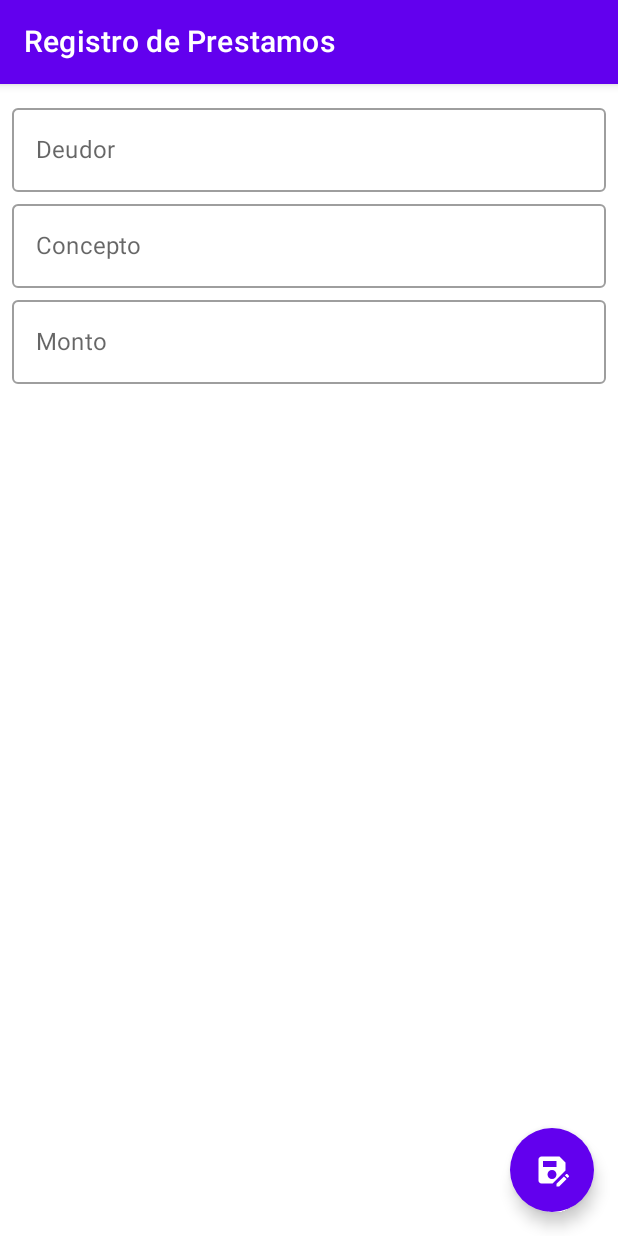
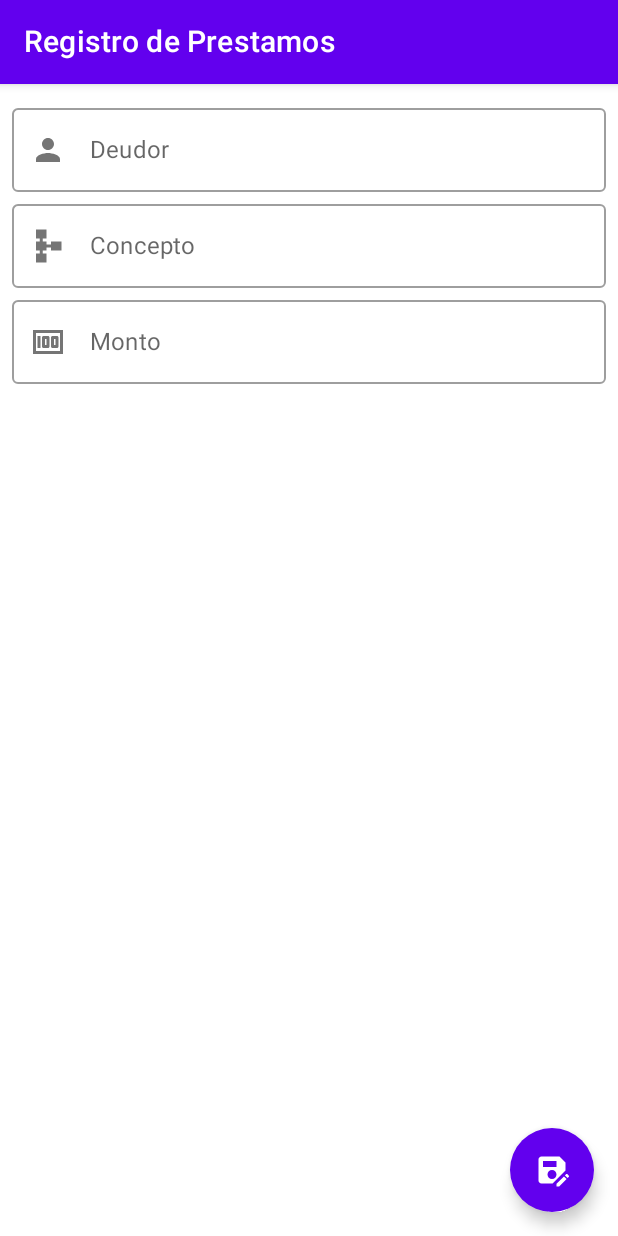
Before and after one commit to carlos25u/P1-AP2-CarlosLopez-20190720, an Android app built with Jetpack Compose: the PrestamoRegistroScreen screen opened through its navigation route, on a phone screen of 412 x 824 dp. Run offline under Robolectric (Android 15) with nearby library versions, the phone set to English and light mode, and no system bars; our stand-ins replace Dagger/Hilt's generated code, Room's generated code.

Commit message:
poniendo icons

```diff
--- a/app/src/main/java/com/call/p1_ap2_carloslopez_20190720/ui/theme/componentes/PrestamoRegistroScreen.kt
+++ b/app/src/main/java/com/call/p1_ap2_carloslopez_20190720/ui/theme/componentes/PrestamoRegistroScreen.kt
@@ -7,8 +7,7 @@ import androidx.compose.foundation.layout.fillMaxWidth
 import androidx.compose.foundation.layout.padding
 import androidx.compose.material.*
 import androidx.compose.material.icons.Icons
-import androidx.compose.material.icons.filled.Add
-import androidx.compose.material.icons.filled.SaveAs
+import androidx.compose.material.icons.filled.*
 import androidx.compose.runtime.Composable
 import androidx.compose.runtime.mutableStateOf
 import androidx.compose.runtime.*
@@ -77,21 +76,36 @@ fun PrestamoRegistroScreen(backToListado:() -> Unit, viewModel: PrestamoViewMode
                 value = viewModel.deudor,
                 onValueChange = {viewModel.deudor = it},
                 label = { Text(text = "Deudor")},
-                modifier = Modifier.fillMaxWidth()
+                modifier = Modifier.fillMaxWidth(),
+                leadingIcon = {
+                    Icon(
+                        imageVector = Icons.Default.Person,
+                        contentDescription = null)}
                 )
 
             OutlinedTextField(
                 value = viewModel.concepto,
                 onValueChange = {viewModel.concepto = it},
                 label = { Text(text = "Concepto")},
-                modifier = Modifier.fillMaxWidth()
+                modifier = Modifier.fillMaxWidth(),
+
+                leadingIcon = {
+                    Icon(
+                        imageVector = Icons.Default.Schema,
+                        contentDescription = null)
+                },
             )
 
             OutlinedTextField(
                 value = viewModel.monto,
                 onValueChange = {viewModel.monto = it},
                 label = { Text(text = "Monto")},
-                modifier = Modifier.fillMaxWidth()
+                modifier = Modifier.fillMaxWidth(),
+                leadingIcon = {
+                    Icon(
+                        imageVector = Icons.Default.Money,
+                        contentDescription = null)
+                }
             )
         }
     }
```
